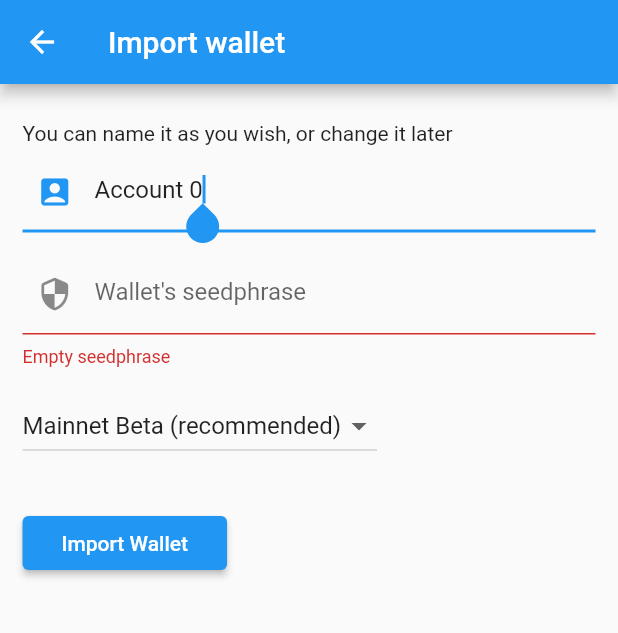
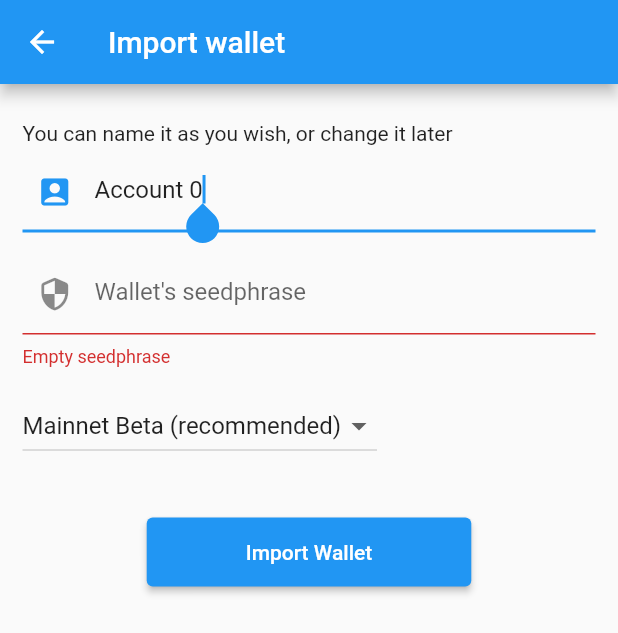
Before and after one commit to marc2332/reactor-wallet, a Flutter app: the ImportWallet screen opened by its route, on a phone screen of 412 x 824 dp. Shown: the top 633 px of the screen. Run offline on Flutter 3.47's test engine with Material 2 defaults, Android fonts, the phone set to English and light mode, and no system bars; our stand-ins replace cached_network_image, flutter_hooks, flutter_secure_storage, google_fonts, hive, hive_flutter and 4 more; missing offline and left inert: bip39, desktop_window, qr_code_scanner, solana, worker_manager; accounts and stored records are empty.

Commit message:
:lipstick: Style improvements

```diff
--- /dev/null
+++ b/lib/components/stretched_button.dart
@@ -0,0 +1,35 @@
+import 'package:flutter/material.dart';
+
+class StretchedButton extends StatelessWidget {
+  final Function()? onPressed;
+  final Widget child;
+
+  const StretchedButton({
+    Key? key,
+    required this.onPressed,
+    required this.child,
+  }) : super(key: key);
+
+  @override
+  Widget build(BuildContext context) {
+    return SizedBox(
+      height: 60,
+      width: double.infinity,
+      child: Row(
+        mainAxisAlignment: MainAxisAlignment.center,
+        children: [
+          ElevatedButton(
+            onPressed: onPressed,
+            child: Padding(
+              padding: const EdgeInsets.symmetric(
+                vertical: 15,
+                horizontal: 50,
+              ),
+              child: child,
+            ),
+          ),
+        ],
+      ),
+    );
+  }
+}
--- a/lib/main.dart
+++ b/lib/main.dart
@@ -1,5 +1,6 @@
 import 'dart:io';
 
+import 'package:flutter/cupertino.dart';
 import 'package:flutter/foundation.dart';
 import 'package:flutter/material.dart';
 import 'package:flutter/services.dart';
@@ -145,6 +146,7 @@ class LinkListenerWrapper extends HookConsumerWidget {
           },
         );
       }
+      return null;
     }, [transactionUri]);
 
     return child;
--- a/lib/pages/import_wallet.dart
+++ b/lib/pages/import_wallet.dart
@@ -2,6 +2,7 @@ import 'package:flutter/material.dart';
 import 'package:hooks_riverpod/hooks_riverpod.dart';
 import 'package:reactor_wallet/components/network_selector.dart';
 import 'package:reactor_wallet/components/size_wrapper.dart';
+import 'package:reactor_wallet/components/stretched_button.dart';
 import 'package:reactor_wallet/utils/state/providers.dart';
 
 /*
@@ -98,11 +99,8 @@ class ImportWalletState extends ConsumerState<ImportWallet> {
                         },
                       ),
                     ),
-                    ElevatedButton(
-                      child: const Padding(
-                        padding: EdgeInsets.all(10),
-                        child: Text("Import Wallet"),
-                      ),
+                    StretchedButton(
+                      child: const Text("Import Wallet"),
                       onPressed: importWallet,
                     )
                   ],
```
Also changed, not shown: lib/pages/create_wallet.dart (+3 -5 lines), lib/pages/setup_password.dart (+5 -19 lines), lib/pages/splashscreen.dart (+4 -9 lines), lib/pages/watch_address.dart (+3 -5 lines).
